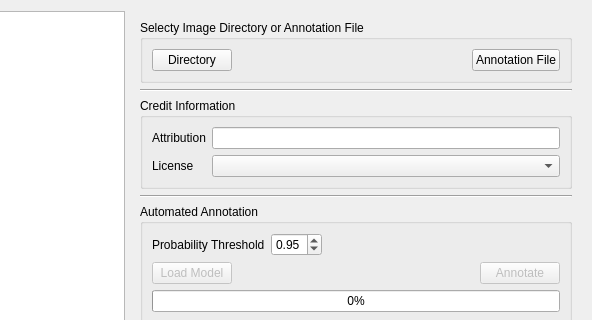
This is andenet/annotation_widget.ui in persts/BBoxEE as Qt 5 draws it before an edit; both pictures show x 584 to 1176 and y 0 to 320 of the 1176 by 660 pixel window. The edited form follows.
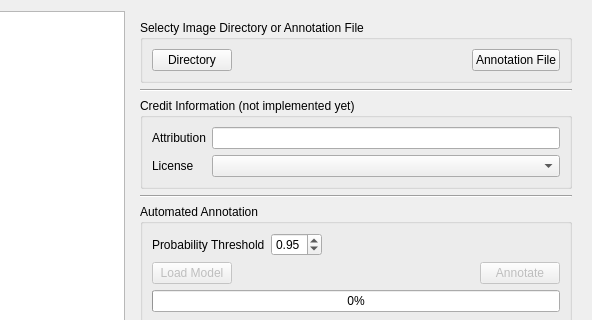
This is the edited form. Icons and pictures are not drawn. Custom widgets are drawn as their Qt base class.

What changed in the file:
```diff
--- a/andenet/annotation_widget.ui
+++ b/andenet/annotation_widget.ui
@@ -257,7 +257,7 @@
       <item>
        <widget class="QGroupBox" name="groupBox_3">
         <property name="title">
-         <string>Credit Information</string>
+         <string>Credit Information (not implemented yet)</string>
         </property>
         <layout class="QGridLayout" name="gridLayout_2">
          <item row="0" column="0">
```
